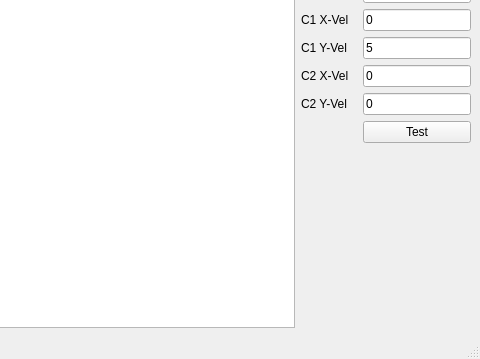
Before: the Qt Designer form gui/ui/mainwindow.ui in RobotApocalypseCommittee/PhysicsEngineC4, drawn with Qt 5; both pictures show x 320 to 800 and y 241 to 600 of the 800 by 600 pixel window.
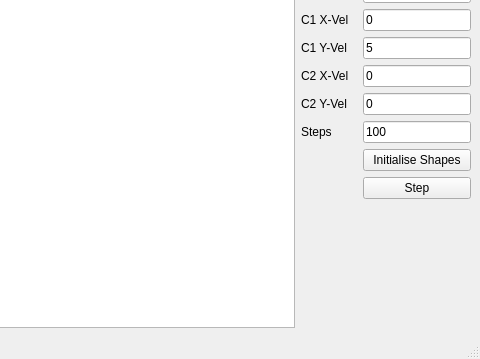
After: the same form once the commit is applied.

Commit message: Might work - no guarantees

Diff of the .ui file:
```diff
--- a/gui/ui/mainwindow.ui
+++ b/gui/ui/mainwindow.ui
@@ -163,10 +163,10 @@
         </property>
        </widget>
       </item>
-      <item row="12" column="1">
+      <item row="13" column="1">
        <widget class="QPushButton" name="testButton">
         <property name="text">
-         <string>Test</string>
+         <string>Initialise Shapes</string>
         </property>
        </widget>
       </item>
@@ -198,6 +198,27 @@
         </property>
        </widget>
       </item>
+      <item row="12" column="1">
+       <widget class="QLineEdit" name="stepsLineEdit">
+        <property name="text">
+         <string>100</string>
+        </property>
+       </widget>
+      </item>
+      <item row="12" column="0">
+       <widget class="QLabel" name="label_13">
+        <property name="text">
+         <string>Steps</string>
+        </property>
+       </widget>
+      </item>
+      <item row="14" column="1">
+       <widget class="QPushButton" name="stepButton">
+        <property name="text">
+         <string>Step</string>
+        </property>
+       </widget>
+      </item>
      </layout>
     </item>
    </layout>
```
The commit also changes 2 other files.
